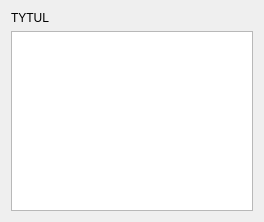
First picture: the form in logger.ui, repository KFlaga/szachyqt, before the edit.
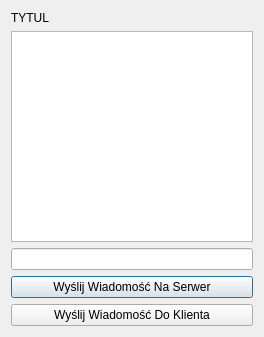
Second picture: the form after the edit.

What changed in the file:
```diff
--- a/logger.ui
+++ b/logger.ui
@@ -7,7 +7,7 @@
     <x>0</x>
     <y>0</y>
     <width>264</width>
-    <height>222</height>
+    <height>337</height>
    </rect>
   </property>
   <property name="windowTitle">
@@ -28,6 +28,23 @@
      </property>
     </widget>
    </item>
+   <item>
+    <widget class="QLineEdit" name="lineEdit"/>
+   </item>
+   <item>
+    <widget class="QPushButton" name="buttonSerwer">
+     <property name="text">
+      <string>Wyślij Wiadomość Na Serwer</string>
+     </property>
+    </widget>
+   </item>
+   <item>
+    <widget class="QPushButton" name="buttonKlient">
+     <property name="text">
+      <string>Wyślij Wiadomość Do Klienta</string>
+     </property>
+    </widget>
+   </item>
   </layout>
  </widget>
  <resources/>
```
Left out of the diff: 39 changed lines with no effect on the pictures.
